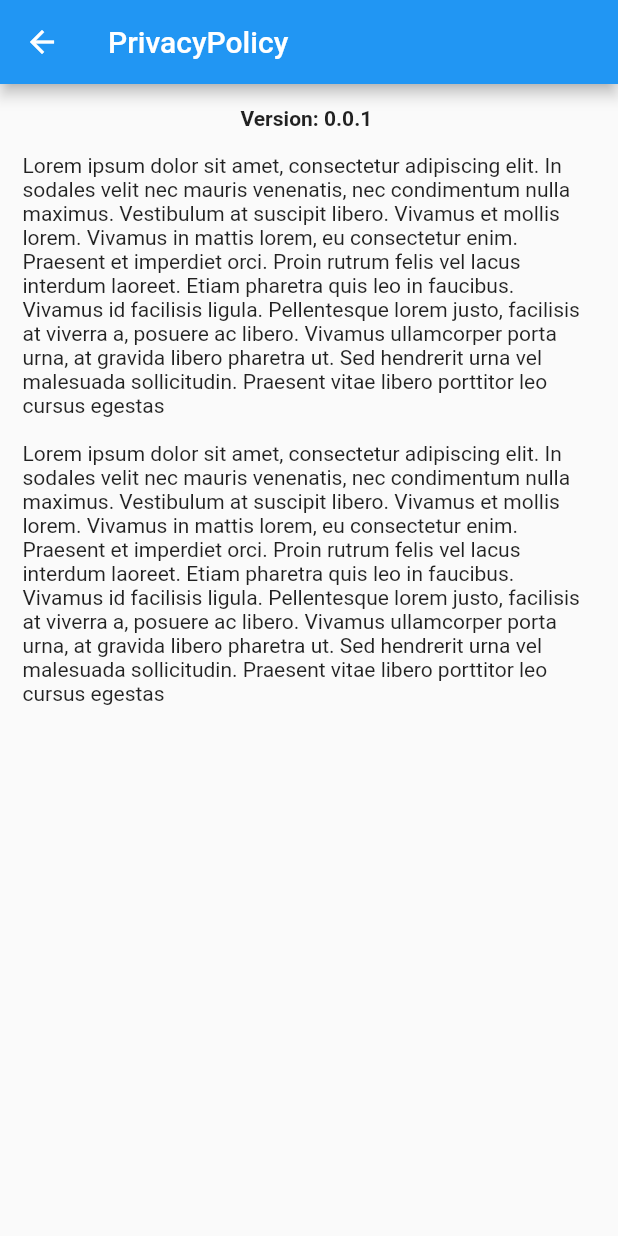
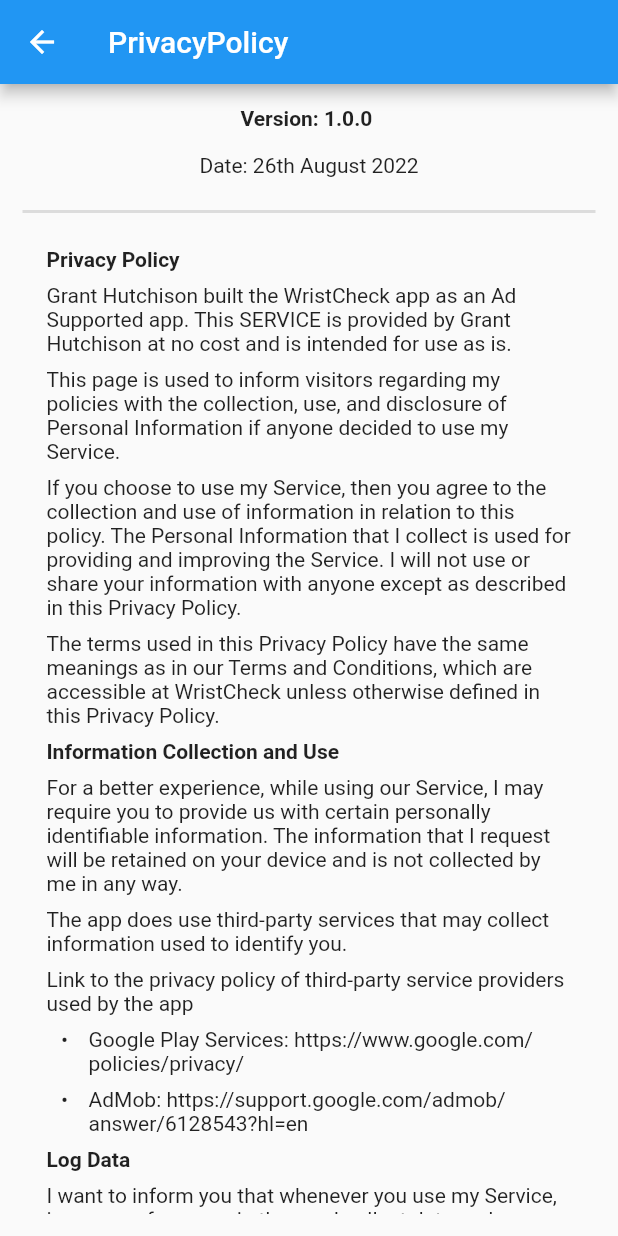
Before and after one commit to Stif-UK/WristCheck, a Flutter app: the screen it shows after launch, in the side drawer, after a tap on "Privacy Policy", on a phone screen of 412 x 824 dp. Run offline on Flutter 3.47's test engine with Material 2 defaults, Android fonts, the phone set to English and light mode, and no system bars; our stand-ins replace flutter_markdown, get, hive, hive_flutter, image_cropper, image_picker and 2 more; accounts and stored records are empty.

Commit message:
updated privacy policy

```diff
--- a/lib/copy/PrivacyPolicyCopy.dart
+++ b/lib/copy/PrivacyPolicyCopy.dart
@@ -1,9 +1,41 @@
 class PrivacyPolicyCopy{
-  static String versionNumber = "0.0.1";
-  static String privacyWording = "Lorem ipsum dolor sit amet, consectetur adipiscing elit. In sodales velit nec mauris venenatis, nec condimentum nulla maximus. Vestibulum at suscipit libero. Vivamus et mollis lorem. Vivamus in mattis lorem, eu consectetur enim. Praesent et imperdiet orci. Proin rutrum felis vel lacus interdum laoreet. Etiam pharetra quis leo in faucibus. Vivamus id facilisis ligula. Pellentesque lorem justo, facilisis at viverra a, posuere ac libero. Vivamus ullamcorper porta urna, at gravida libero pharetra ut. Sed hendrerit urna vel malesuada sollicitudin. Praesent vitae libero porttitor leo cursus egestas"
-      "\n"
-      "\n"
-      "Lorem ipsum dolor sit amet, consectetur adipiscing elit. In sodales velit nec mauris venenatis, nec condimentum nulla maximus. Vestibulum at suscipit libero. Vivamus et mollis lorem. Vivamus in mattis lorem, eu consectetur enim. Praesent et imperdiet orci. Proin rutrum felis vel lacus interdum laoreet. Etiam pharetra quis leo in faucibus. Vivamus id facilisis ligula. Pellentesque lorem justo, facilisis at viverra a, posuere ac libero. Vivamus ullamcorper porta urna, at gravida libero pharetra ut. Sed hendrerit urna vel malesuada sollicitudin. Praesent vitae libero porttitor leo cursus egestas";
+  static String versionNumber = "1.0.0";
+  static String policyDate = "26th August 2022";
 
+  static String privacyWording = "**Privacy Policy** \n\n"
+      "Grant Hutchison built the WristCheck app as an Ad Supported app. This SERVICE is provided by Grant Hutchison at no cost and is intended for use as is.\n"
+      "\nThis page is used to inform visitors regarding my policies with the collection, use, and disclosure of Personal Information if anyone decided to use my Service."
+      "\n\nIf you choose to use my Service, then you agree to the collection and use of information in relation to this policy. The Personal Information that I collect is used for providing and improving the Service. I will not use or share your information with anyone except as described in this Privacy Policy."
+      "\n\nThe terms used in this Privacy Policy have the same meanings as in our Terms and Conditions, which are accessible at WristCheck unless otherwise defined in this Privacy Policy."
+      "\n\n\n**Information Collection and Use**"
+      "\n\nFor a better experience, while using our Service, I may require you to provide us with certain personally identifiable information. The information that I request will be retained on your device and is not collected by me in any way."
+      "\n\nThe app does use third-party services that may collect information used to identify you."
+      "\n\nLink to the privacy policy of third-party service providers used by the app "
+      "\n*   Google Play Services: https://www.google.com/policies/privacy/ "
+      "\n*   AdMob: https://support.google.com/admob/answer/6128543?hl=en"
+      "\n\n\n**Log Data**"
+      "\n\nI want to inform you that whenever you use my Service, in a case of an error in the app I collect data and information (through third-party products) on your phone called Log Data. This Log Data may include information such as your device Internet Protocol (“IP”) address, device name, operating system version, the configuration of the app when utilizing my Service, the time and date of your use of the Service, and other statistics."
+      "\n\n\n**Cookies**"
+      "\n\nCookies are files with a small amount of data that are commonly used as anonymous unique identifiers. These are sent to your browser from the websites that you visit and are stored on your device's internal memory."
+      "\n\nThis Service does not use these “cookies” explicitly. However, the app may use third-party code and libraries that use “cookies” to collect information and improve their services. You have the option to either accept or refuse these cookies and know when a cookie is being sent to your device. If you choose to refuse our cookies, you may not be able to use some portions of this Service."
+      "\n\n**Service Providers**"
+      "\n\nI may employ third-party companies and individuals due to the following reasons: "
+      "\n*   To facilitate our Service;"
+      "\n*   To provide the Service on our behalf; "
+      "\n*   To perform Service-related services; or "
+      "\n*   To assist us in analyzing how our Service is used."
+      "\n\nI want to inform users of this Service that these third parties have access to their Personal Information. The reason is to perform the tasks assigned to them on our behalf. However, they are obligated not to disclose or use the information for any other purpose."
+      "\n\n\n**Security**"
+      "\n\nI value your trust in providing us your Personal Information, thus we are striving to use commercially acceptable means of protecting it. But remember that no method of transmission over the internet, or method of electronic storage is 100% secure and reliable, and I cannot guarantee its absolute security."
+      "\n\n\n**Links to Other Sites**"
+      "\n\nThis Service may contain links to other sites. If you click on a third-party link, you will be directed to that site. Note that these external sites are not operated by me. Therefore, I strongly advise you to review the Privacy Policy of these websites. I have no control over and assume no responsibility for the content, privacy policies, or practices of any third-party sites or services."
+      "\n\n\n**Children’s Privacy**"
+      "\n\nThese Services do not address anyone under the age of 13. I do not knowingly collect personally identifiable information from children under 13 years of age. In the case I discover that a child under 13 has provided me with personal information, I immediately delete this from our servers. If you are a parent or guardian and you are aware that your child has provided us with personal information, please contact me so that I will be able to do the necessary actions."
+      "\n\n\n**Changes to This Privacy Policy**"
+      "\n\nI may update our Privacy Policy from time to time. Thus, you are advised to review this page periodically for any changes. I will notify you of any changes by posting the new Privacy Policy on this page."
+      "\n\nThis policy is effective as of 2022-08-26"
+      "\n\n\n**Contact Us**"
+      "\n\nIf you have any questions or suggestions about my Privacy Policy, do not hesitate to contact me at stifdev.uk@gmail.com."
+      "\n\nThis privacy policy page was created at [privacypolicytemplate.net](https://privacypolicytemplate.net) and modified/generated by [App Privacy Policy Generator](https://app-privacy-policy-generator.nisrulz.com/)";
 
 }
--- a/lib/ui/PrivacyPolicy.dart
+++ b/lib/ui/PrivacyPolicy.dart
@@ -1,5 +1,7 @@
 import 'package:flutter/material.dart';
 import 'package:wristcheck/Copy/PrivacyPolicyCopy.dart';
+import 'package:flutter_markdown/flutter_markdown.dart';
+
 
 class PrivacyPolicy extends StatelessWidget{
 
@@ -11,7 +13,7 @@ class PrivacyPolicy extends StatelessWidget{
         leading:  IconButton(onPressed: (){Navigator.pop(context);}, icon: const Icon(Icons.arrow_back)),
       ),
       body: Container(
-        padding: EdgeInsets.all(15.0),
+        padding: const EdgeInsets.all(15.0),
         child: Column(
 
           crossAxisAlignment: CrossAxisAlignment.center,
@@ -24,8 +26,15 @@ class PrivacyPolicy extends StatelessWidget{
                   fontWeight: FontWeight.bold,
                 ),),
             ),
+            Padding(
+              padding: const EdgeInsets.fromLTRB(0, 0, 0, 15),
+              child: Text("Date: ${PrivacyPolicyCopy.policyDate}"),
+            ),
+            const Divider(thickness: 2.0,),
 
-            Text(PrivacyPolicyCopy.privacyWording),
+            Expanded(
+                child: Markdown(data: PrivacyPolicyCopy.privacyWording,)
+            ),
           ],),
       ),
     );
--- a/pubspec.yaml
+++ b/pubspec.yaml
@@ -47,6 +47,8 @@ dependencies:
   image_picker: ^0.8.5+3
   image_cropper: ^3.0.0
   path_provider: ^2.0.11
+  flutter_markdown: ^0.6.10+5
+  url_launcher: ^6.1.5
 
 dev_dependencies:
   flutter_test:
```
Also changed, not shown: pubspec.lock.
